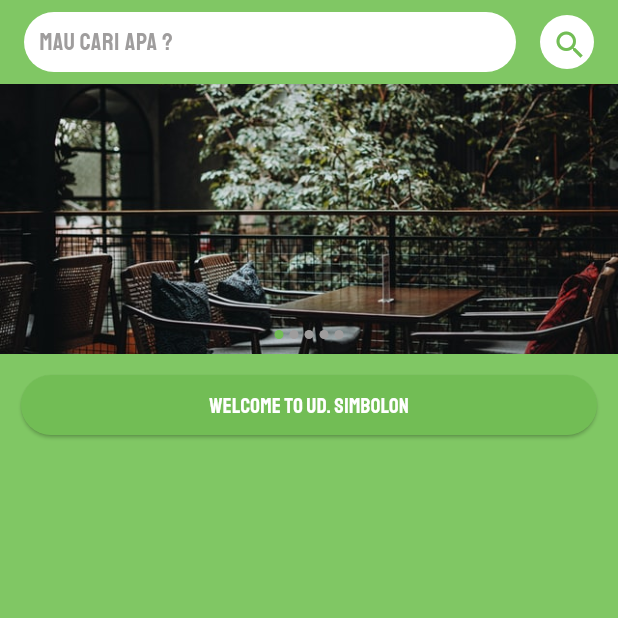
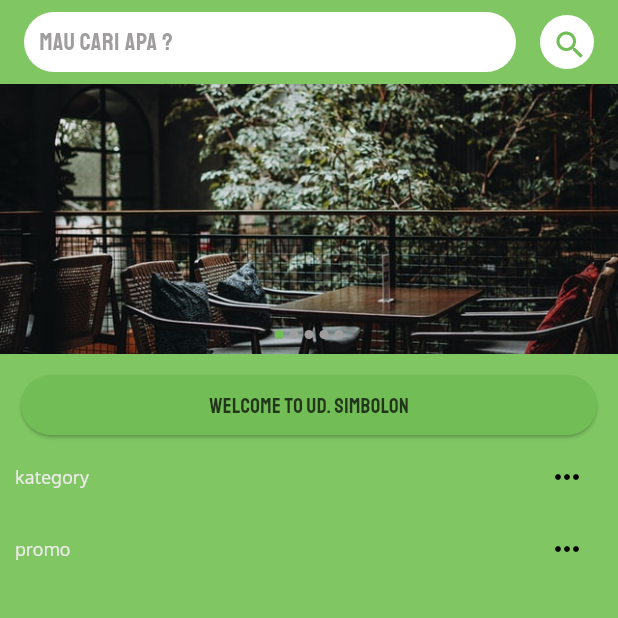
Before and after one commit to jonrysimbolon/ud_simbolon, a Flutter app: the screen it shows after launch, on a phone screen of 412 x 824 dp, the top half of it. Run offline on Flutter 3.47's test engine with Material 2 defaults, Android fonts, the phone set to English and light mode, and no system bars; drawn by our look-alikes of flutter_image_slideshow.

Commit message:
make title component

```diff
--- a/lib/main.dart
+++ b/lib/main.dart
@@ -1,6 +1,7 @@
 import 'package:flutter/material.dart';
 import 'package:ud_simbolon/header_component.dart';
 import 'package:ud_simbolon/image_slider_component.dart';
+import 'package:ud_simbolon/title_component.dart';
 import 'package:ud_simbolon/utils.dart';
 import 'package:ud_simbolon/welcome_component.dart';
 
@@ -94,6 +95,8 @@ class _MyHomePageState extends State<MyHomePage> {
           child: Column(children: [
             ImageSliderComponent(images: images),
             const WelcomeComponent(),
+            TitleComponent(title: 'kategory', click: () {}),
+            TitleComponent(title: 'promo', click: () {})
           ]),
         ));
   }
--- /dev/null
+++ b/lib/title_component.dart
@@ -0,0 +1,38 @@
+// ignore_for_file: public_member_api_docs, sort_constructors_first
+import 'package:flutter/material.dart';
+import 'package:ud_simbolon/utils.dart';
+
+class TitleComponent extends StatelessWidget {
+  final String _title;
+  final Function() _click;
+
+  const TitleComponent({
+    Key? key,
+    required String title,
+    required Function() click,
+  })  : _title = title,
+        _click = click,
+        super(key: key);
+
+  @override
+  Widget build(BuildContext context) {
+    return Padding(
+      padding: const EdgeInsets.only(left: 10, right: 10),
+      child: Row(
+        mainAxisAlignment: MainAxisAlignment.spaceBetween,
+        children: [
+          Text(
+            _title,
+            style: const TextStyle(
+                fontFamily: fontDescStr, color: labelColor, fontSize: 12),
+          ),
+          IconButton(
+            onPressed: _click,
+            icon: const Icon(Icons.more_horiz),
+            color: Colors.black,
+          )
+        ],
+      ),
+    );
+  }
+}
--- a/lib/utils.dart
+++ b/lib/utils.dart
@@ -3,6 +3,8 @@ import 'package:flutter/material.dart';
 const bgColor = Color(0xFF80C764);
 const cardColor = Color(0xFF72BD55);
 const textColor = Color(0xFF9F9D9D);
+const labelColor = Color(0xFFEDEAEA);
+const welcomeColor = Color(0xFF22361B);
 
 const fontTitleStr = 'Staatliches';
 const fontDescStr = 'Oxygen';
--- a/lib/welcome_component.dart
+++ b/lib/welcome_component.dart
@@ -7,7 +7,7 @@ class WelcomeComponent extends StatelessWidget {
   @override
   Widget build(BuildContext context) {
     return Padding(
-      padding: const EdgeInsets.all(10),
+      padding: const EdgeInsets.only(top: 10, left: 10, right: 10),
       child: Card(
           shape:
               RoundedRectangleBorder(borderRadius: BorderRadius.circular(20)),
@@ -21,7 +21,7 @@ class WelcomeComponent extends StatelessWidget {
                   Text(
                     'Welcome to UD. Simbolon',
                     style: TextStyle(
-                        fontFamily: fontTitleStr, color: Colors.white),
+                        fontFamily: fontTitleStr, color: welcomeColor),
                     selectionColor: Colors.blue,
                   ),
                 ],
```
